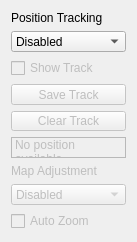
Old version of the form src/lib/CurrentLocationWidget.ui in the repository KDE/marble.
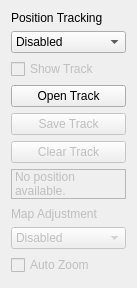
New version of the form.

Commit message: Track opening on the N900.

What changed in the file:
```diff
--- a/src/lib/CurrentLocationWidget.ui
+++ b/src/lib/CurrentLocationWidget.ui
@@ -7,7 +7,7 @@
     <x>0</x>
     <y>0</y>
     <width>137</width>
-    <height>237</height>
+    <height>288</height>
    </rect>
   </property>
   <property name="windowTitle">
@@ -49,6 +49,13 @@
      </property>
     </widget>
    </item>
+   <item>
+    <widget class="QPushButton" name="openTrackPushButton">
+     <property name="text">
+      <string>Open Track</string>
+     </property>
+    </widget>
+   </item>
    <item>
     <widget class="QPushButton" name="saveTrackPushButton">
      <property name="enabled">
```
The commit also changes 2 other files.
